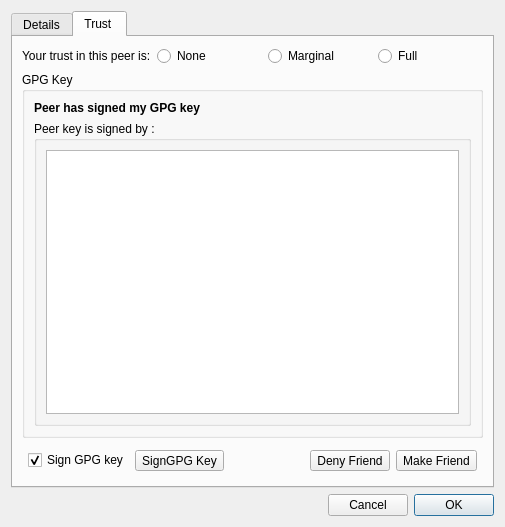
Old version of the form retroshare-gui/src/gui/connect/ConfCertDialog.ui in the repository RetroShare/RetroShare.
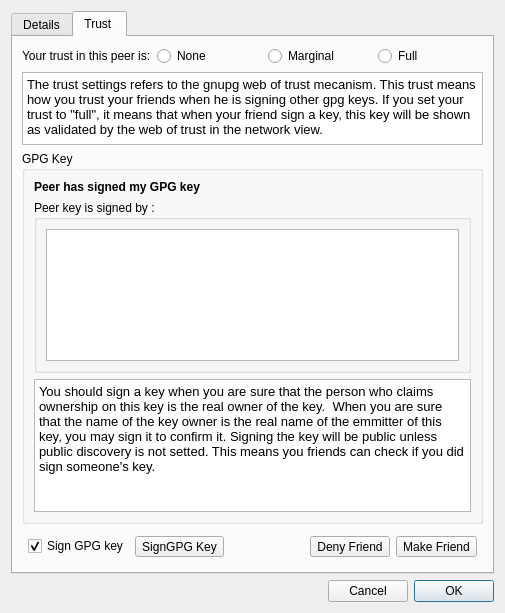
New version of the form. Icons and pictures are not drawn.

Commit message: Added info and consistency for gpg sign and trust signification

Patch:
```diff
--- a/retroshare-gui/src/gui/connect/ConfCertDialog.ui
+++ b/retroshare-gui/src/gui/connect/ConfCertDialog.ui
@@ -7,7 +7,7 @@
     <x>0</x>
     <y>0</y>
     <width>505</width>
-    <height>527</height>
+    <height>613</height>
    </rect>
   </property>
   <property name="windowTitle">
@@ -336,6 +336,17 @@
          </item>
         </layout>
        </item>
+       <item>
+        <widget class="QTextBrowser" name="gpgTrustInfoBrowser">
+         <property name="html">
+          <string>&lt;!DOCTYPE HTML PUBLIC &quot;-//W3C//DTD HTML 4.0//EN&quot; &quot;http://www.w3.org/TR/REC-html40/strict.dtd&quot;&gt;
+&lt;html&gt;&lt;head&gt;&lt;meta name=&quot;qrichtext&quot; content=&quot;1&quot; /&gt;&lt;style type=&quot;text/css&quot;&gt;
+p, li { white-space: pre-wrap; }
+&lt;/style&gt;&lt;/head&gt;&lt;body style=&quot; font-family:'DejaVu Sans'; font-size:10pt; font-weight:400; font-style:normal;&quot;&gt;
+&lt;p style=&quot; margin-top:0px; margin-bottom:0px; margin-left:0px; margin-right:0px; -qt-block-indent:0; text-indent:0px;&quot;&gt;The trust settings refers to the gnupg web of trust mecanism. This trust means how you trust your friends when he is signing other gpg keys. If you set your trust to &quot;full&quot;, it means that when your friend sign a key, this key will be shown as validated by the web of trust in the network view.&lt;/p&gt;&lt;/body&gt;&lt;/html&gt;</string>
+         </property>
+        </widget>
+       </item>
        <item>
         <widget class="QGroupBox" name="groupBox_3">
          <property name="font">
@@ -379,6 +390,17 @@
             </layout>
            </widget>
           </item>
+          <item>
+           <widget class="QTextBrowser" name="gpgSignInfoBrowser">
+            <property name="html">
+             <string>&lt;!DOCTYPE HTML PUBLIC &quot;-//W3C//DTD HTML 4.0//EN&quot; &quot;http://www.w3.org/TR/REC-html40/strict.dtd&quot;&gt;
+&lt;html&gt;&lt;head&gt;&lt;meta name=&quot;qrichtext&quot; content=&quot;1&quot; /&gt;&lt;style type=&quot;text/css&quot;&gt;
+p, li { white-space: pre-wrap; }
+&lt;/style&gt;&lt;/head&gt;&lt;body style=&quot; font-family:'DejaVu Sans'; font-size:10pt; font-weight:400; font-style:normal;&quot;&gt;
+&lt;p style=&quot; margin-top:0px; margin-bottom:0px; margin-left:0px; margin-right:0px; -qt-block-indent:0; text-indent:0px;&quot;&gt;You should sign a key when you are sure that the person who claims ownership on this key is the real owner of the key.  When you are sure that the name of the key owner is the real name of the emmitter of this key, you may sign it to confirm it. Signing the key will be public unless public discovery is not setted. This means you friends can check if you did sign someone's key.&lt;/p&gt;&lt;/body&gt;&lt;/html&gt;</string>
+            </property>
+           </widget>
+          </item>
          </layout>
         </widget>
        </item>
```
Left out of the diff: 30 changed lines with no effect on the pictures. The commit also changes 3 other files.
